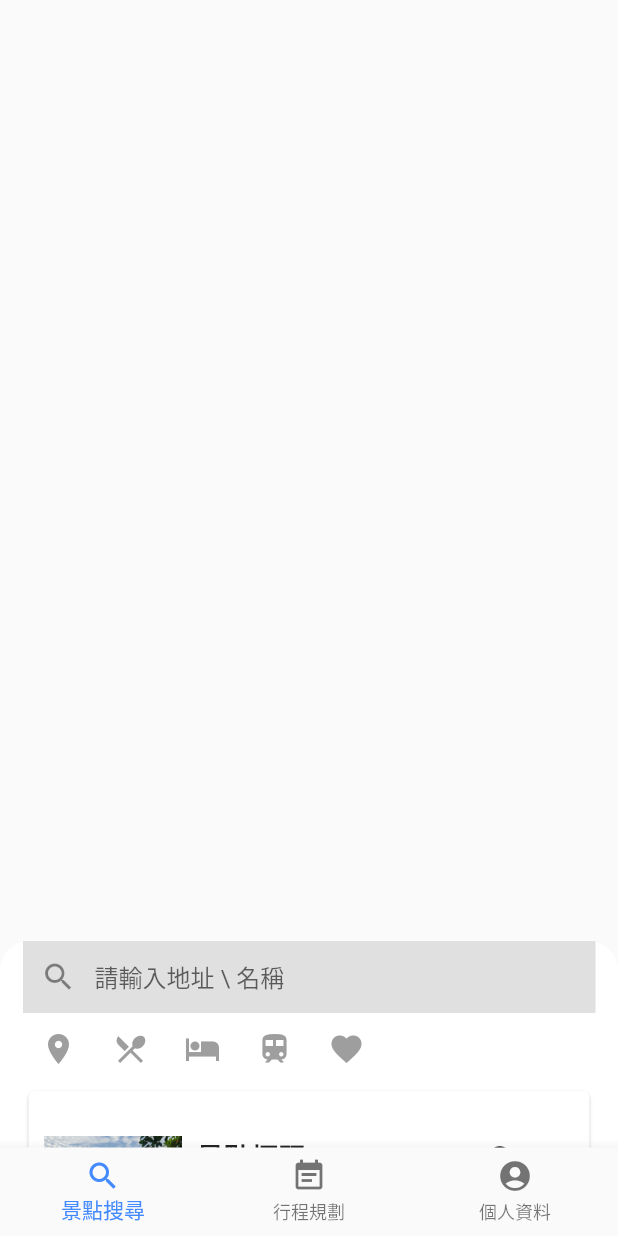
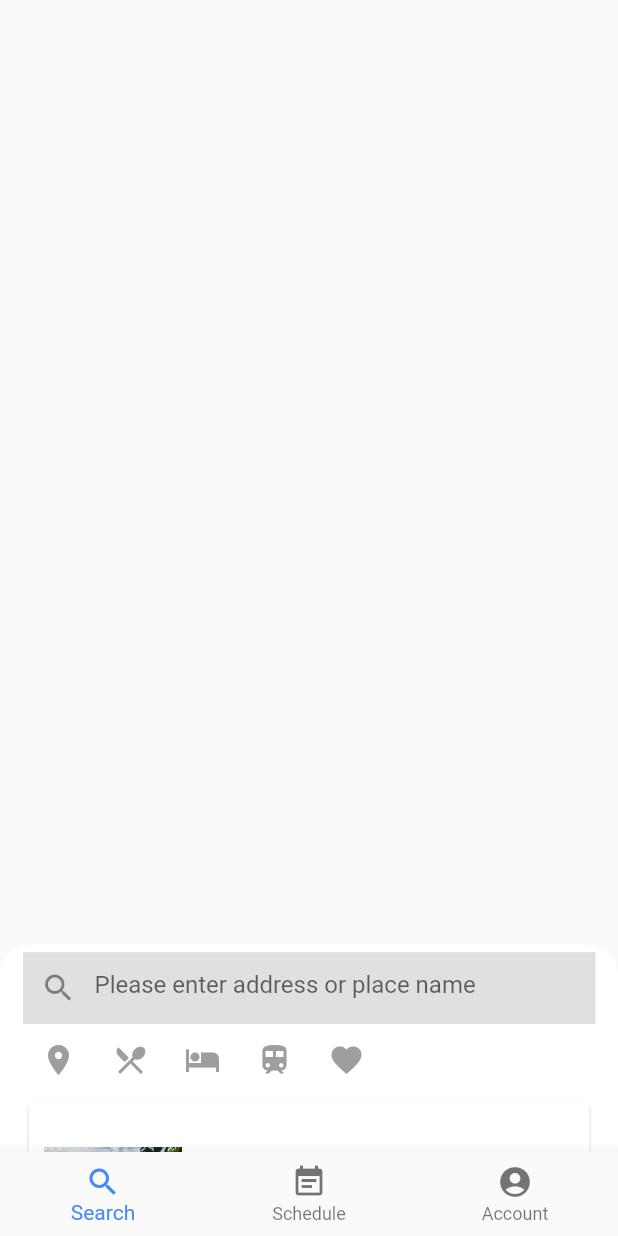
Before and after one commit to jill880829/Trip-Adivisor, a Flutter app: the screen it shows after launch, on a phone screen of 412 x 824 dp. Run offline on Flutter 3.47's test engine with Material 2 defaults, Android fonts, the phone set to English and light mode, and no system bars.

Commit message:
Add Flutter Intl for multiple languages.

```diff
--- /dev/null
+++ b/lib/l10n/intl_en.arb
@@ -0,0 +1,6 @@
+{
+  "search": "Search",
+  "schedule": "Schedule",
+  "account": "Account",
+  "search_hint": "Please enter address or place name"
+}
--- /dev/null
+++ b/lib/l10n/intl_zh_TW.arb
@@ -0,0 +1,6 @@
+{
+  "search": "景點搜尋",
+  "schedule": "行程規劃",
+  "account": "個人資料",
+  "search_hint": "請輸入地址 \\ 名稱"
+}
--- a/lib/main.dart
+++ b/lib/main.dart
@@ -1,5 +1,7 @@
 import 'package:flutter/material.dart';
 import 'package:tripadvisor/page/search/search_main_page.dart';
+import 'package:flutter_localizations/flutter_localizations.dart';
+import 'package:tripadvisor/generated/l10n.dart';
 
 void main() {
   runApp(MainScreen());
@@ -9,6 +11,13 @@ class MainScreen extends StatelessWidget {
   @override
   Widget build(BuildContext context) {
     return MaterialApp(
+        localizationsDelegates: [
+          S.delegate,
+          GlobalMaterialLocalizations.delegate,
+          GlobalCupertinoLocalizations.delegate,
+          GlobalWidgetsLocalizations.delegate
+        ],
+        supportedLocales: S.delegate.supportedLocales,
         home: Scaffold(
         body: BottomNavigationController(),
     ));
@@ -35,10 +44,10 @@ class _BottomNavigationControllerState
       bottomNavigationBar: BottomNavigationBar(
         currentIndex: _currentIndex,
         items: <BottomNavigationBarItem> [
-          BottomNavigationBarItem(icon: Icon(Icons.search), title: Text('景點搜尋')),
-          BottomNavigationBarItem(icon: Icon(Icons.event_note), title: Text('行程規劃')),
+          BottomNavigationBarItem(icon: Icon(Icons.search), title: Text(S.of(context).search)),
+          BottomNavigationBarItem(icon: Icon(Icons.event_note), title: Text(S.of(context).schedule)),
           BottomNavigationBarItem(
-              icon: Icon(Icons.account_circle), title: Text('個人資料')),
+              icon: Icon(Icons.account_circle), title: Text(S.of(context).account)),
         ],
         fixedColor: Colors.blueAccent,
         onTap: _onItemClick,
--- a/lib/page/search/place_card.dart
+++ b/lib/page/search/place_card.dart
@@ -46,7 +46,7 @@ class _PlaceCardState extends State<PlaceCard> {
                                   Icons.flag,
                                   color: Colors.black26,
                                 ),
-                                Text("距離目前位置 123 km"),
+                                Text("距離 123 km"),
                               ],
                             ),
                           ]),
--- a/lib/page/search/search_main_page.dart
+++ b/lib/page/search/search_main_page.dart
@@ -1,5 +1,6 @@
 import 'package:flutter/material.dart';
 import 'package:tripadvisor/page/search/place_card.dart';
+import 'package:tripadvisor/generated/l10n.dart';
 
 // Main page for searching, including map and search list.
 class SearchMain extends StatefulWidget {
@@ -58,7 +59,7 @@ class _DraggableSearchableListViewState
                     slivers: <Widget>[
                       SliverAppBar(
                         bottom: PreferredSize(
-                          preferredSize: const Size.fromHeight(40),
+                          preferredSize: const Size.fromHeight(45),
                           child: Column(
                             children: <Widget>[
                               TextField(
@@ -67,7 +68,7 @@ class _DraggableSearchableListViewState
                                     filled: true,
                                     border: InputBorder.none,
                                     prefixIcon: Icon(Icons.search),
-                                    hintText: '請輸入地址 \\ 名稱'),
+                                    hintText: S.of(context).search_hint),
                               ),
                               FilterIcon(),
                             ],
```
Also changed, not shown: pubspec.yaml (+6 -4 lines), lib/generated/intl/messages_all.dart (added), lib/generated/intl/messages_en.dart (added), lib/generated/intl/messages_zh_TW.dart (added), lib/generated/l10n.dart (added), pubspec.lock, 1 other file.
